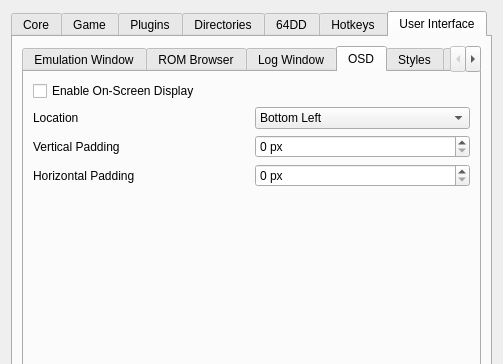
Rosalie241/RMG, file Source/RMG/UserInterface/Dialog/SettingsDialog.ui: the form before one commit; both pictures show x 0 to 503 and y 0 to 364 of the 503 by 668 pixel window.
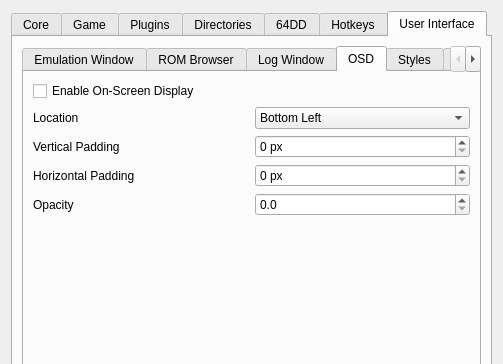
The form after the commit. The open tabs and pages were chosen to show the change. Icons and pictures are not drawn. Custom widgets are drawn as their Qt base class.

Commit message: RMG: expose & use GUI_OnScreenDisplayOpacity setting

What changed in the file:
```diff
--- a/Source/RMG/UserInterface/Dialog/SettingsDialog.ui
+++ b/Source/RMG/UserInterface/Dialog/SettingsDialog.ui
@@ -2203,6 +2203,30 @@
                  </item>
                 </layout>
                </item>
+               <item>
+                <layout class="QHBoxLayout" name="horizontalLayout_11">
+                 <item>
+                  <widget class="QLabel" name="label_10">
+                   <property name="text">
+                    <string>Opacity</string>
+                   </property>
+                  </widget>
+                 </item>
+                 <item>
+                  <widget class="QDoubleSpinBox" name="osdOpacitySpinBox">
+                   <property name="decimals">
+                    <number>1</number>
+                   </property>
+                   <property name="maximum">
+                    <double>1.000000000000000</double>
+                   </property>
+                   <property name="singleStep">
+                    <double>0.100000000000000</double>
+                   </property>
+                  </widget>
+                 </item>
+                </layout>
+               </item>
                <item>
                 <spacer name="verticalSpacer_17">
                  <property name="orientation">
```
The commit also changes 2 other files.
